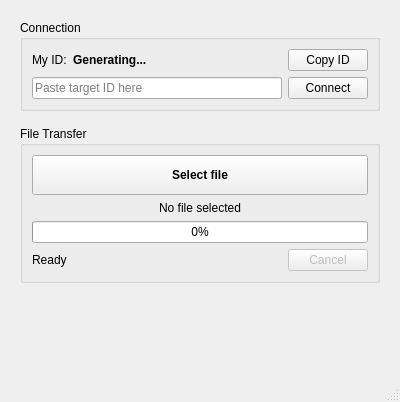
Old version of the form mainwindow.ui in the repository miikeGit/P2PClient.
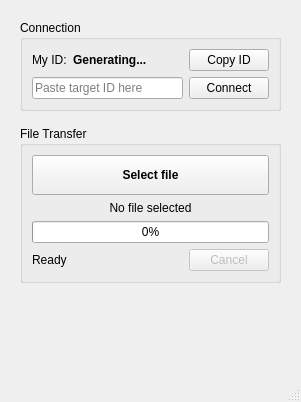
New version of the form.

Commit message: add connection status display to UI

Diff of the .ui file:
```diff
--- a/mainwindow.ui
+++ b/mainwindow.ui
@@ -6,7 +6,7 @@
    <rect>
     <x>0</x>
     <y>0</y>
-    <width>400</width>
+    <width>301</width>
     <height>402</height>
    </rect>
   </property>
```
Left out of the diff: 2 changed lines with no effect on the pictures. The commit also changes 3 other files.
